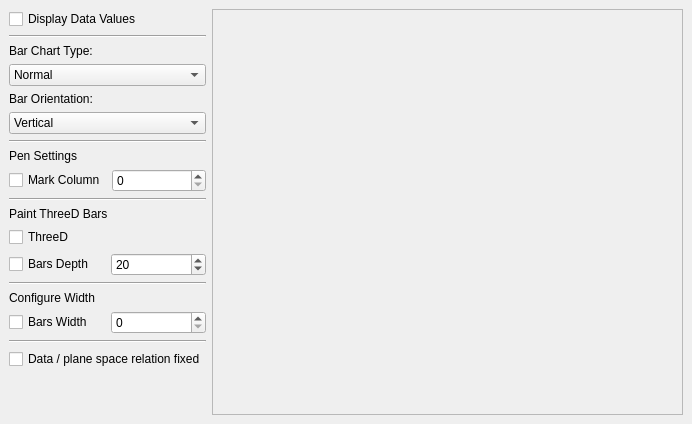
The window that examples/Bars/Advanced/mainwindow.ui (KDAB/KDChart) describes before a commit, drawn with Qt 5.
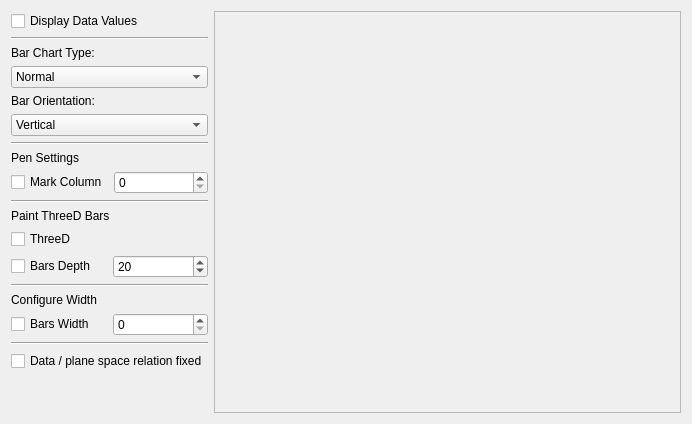
The same window after the commit. Icons and pictures are not drawn.

The edit to the form file:
```diff
--- a/examples/Bars/Advanced/mainwindow.ui
+++ b/examples/Bars/Advanced/mainwindow.ui
@@ -16,18 +16,6 @@
    <iconset/>
   </property>
   <layout class="QGridLayout" >
-   <property name="leftMargin" >
-    <number>9</number>
-   </property>
-   <property name="topMargin" >
-    <number>9</number>
-   </property>
-   <property name="rightMargin" >
-    <number>9</number>
-   </property>
-   <property name="bottomMargin" >
-    <number>9</number>
-   </property>
    <property name="horizontalSpacing" >
     <number>6</number>
    </property>
@@ -66,18 +54,6 @@
      <property name="spacing" >
       <number>6</number>
      </property>
-     <property name="leftMargin" >
-      <number>0</number>
-     </property>
-     <property name="topMargin" >
-      <number>0</number>
-     </property>
-     <property name="rightMargin" >
-      <number>0</number>
-     </property>
-     <property name="bottomMargin" >
-      <number>0</number>
-     </property>
      <item>
       <widget class="QLabel" name="widthLB" >
        <property name="text" >
@@ -90,18 +66,6 @@
        <property name="spacing" >
         <number>6</number>
        </property>
-       <property name="leftMargin" >
-        <number>0</number>
-       </property>
-       <property name="topMargin" >
-        <number>0</number>
-       </property>
-       <property name="rightMargin" >
-        <number>0</number>
-       </property>
-       <property name="bottomMargin" >
-        <number>0</number>
-       </property>
        <item>
         <widget class="QCheckBox" name="widthCB" >
          <property name="text" >
@@ -128,18 +92,6 @@
      <property name="spacing" >
       <number>6</number>
      </property>
-     <property name="leftMargin" >
-      <number>0</number>
-     </property>
-     <property name="topMargin" >
-      <number>0</number>
-     </property>
-     <property name="rightMargin" >
-      <number>0</number>
-     </property>
-     <property name="bottomMargin" >
-      <number>0</number>
-     </property>
      <item>
       <widget class="QLabel" name="threeDLB" >
        <property name="text" >
@@ -159,18 +111,6 @@
        <property name="spacing" >
         <number>6</number>
        </property>
-       <property name="leftMargin" >
-        <number>0</number>
-       </property>
-       <property name="topMargin" >
-        <number>0</number>
-       </property>
-       <property name="rightMargin" >
-        <number>0</number>
-       </property>
-       <property name="bottomMargin" >
-        <number>0</number>
-       </property>
        <item>
         <widget class="QCheckBox" name="threeDDepthCB" >
          <property name="text" >
@@ -201,18 +141,6 @@
      <property name="spacing" >
       <number>6</number>
      </property>
-     <property name="leftMargin" >
-      <number>0</number>
-     </property>
-     <property name="topMargin" >
-      <number>0</number>
-     </property>
-     <property name="rightMargin" >
-      <number>0</number>
-     </property>
-     <property name="bottomMargin" >
-      <number>0</number>
-     </property>
      <item>
       <widget class="QLabel" name="penLabel" >
        <property name="text" >
@@ -225,18 +153,6 @@
        <property name="spacing" >
         <number>6</number>
        </property>
-       <property name="leftMargin" >
-        <number>0</number>
-       </property>
-       <property name="topMargin" >
-        <number>0</number>
-       </property>
-       <property name="rightMargin" >
-        <number>0</number>
-       </property>
-       <property name="bottomMargin" >
-        <number>0</number>
-       </property>
        <item>
         <widget class="QCheckBox" name="markColumnCB" >
          <property name="text" >
@@ -267,18 +183,6 @@
      <property name="spacing" >
       <number>6</number>
      </property>
-     <property name="leftMargin" >
-      <number>0</number>
-     </property>
-     <property name="topMargin" >
-      <number>0</number>
-     </property>
-     <property name="rightMargin" >
-      <number>0</number>
-     </property>
-     <property name="bottomMargin" >
-      <number>0</number>
-     </property>
      <item>
       <widget class="QLabel" name="barTypeLB" >
        <property name="text" >
```
